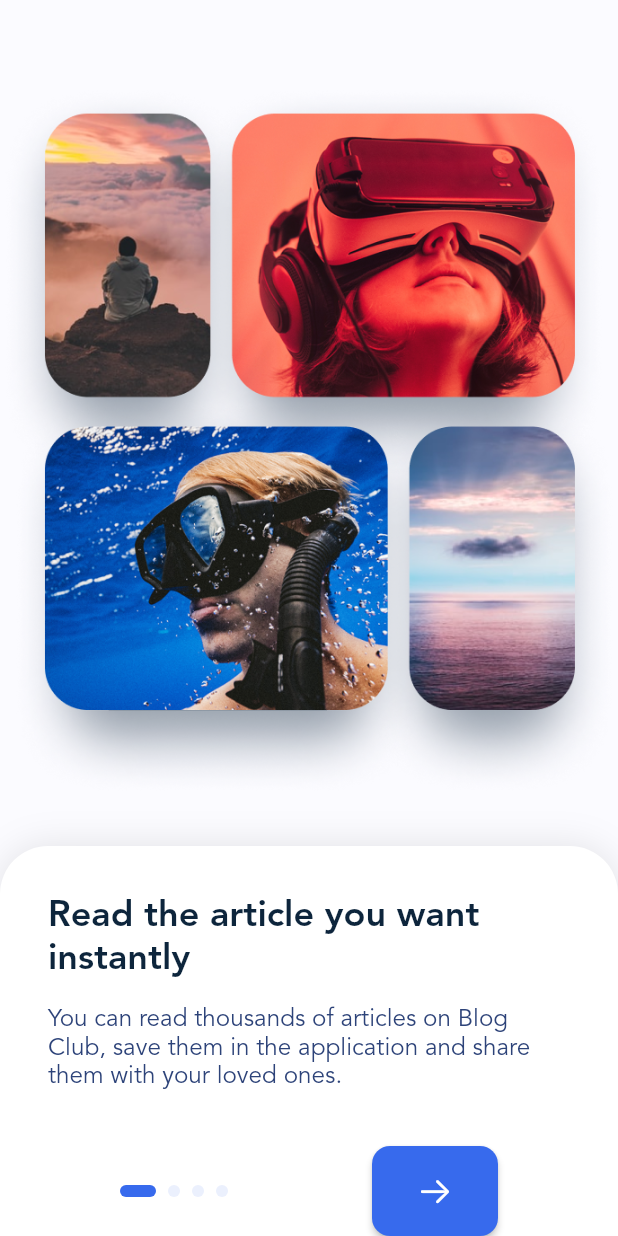
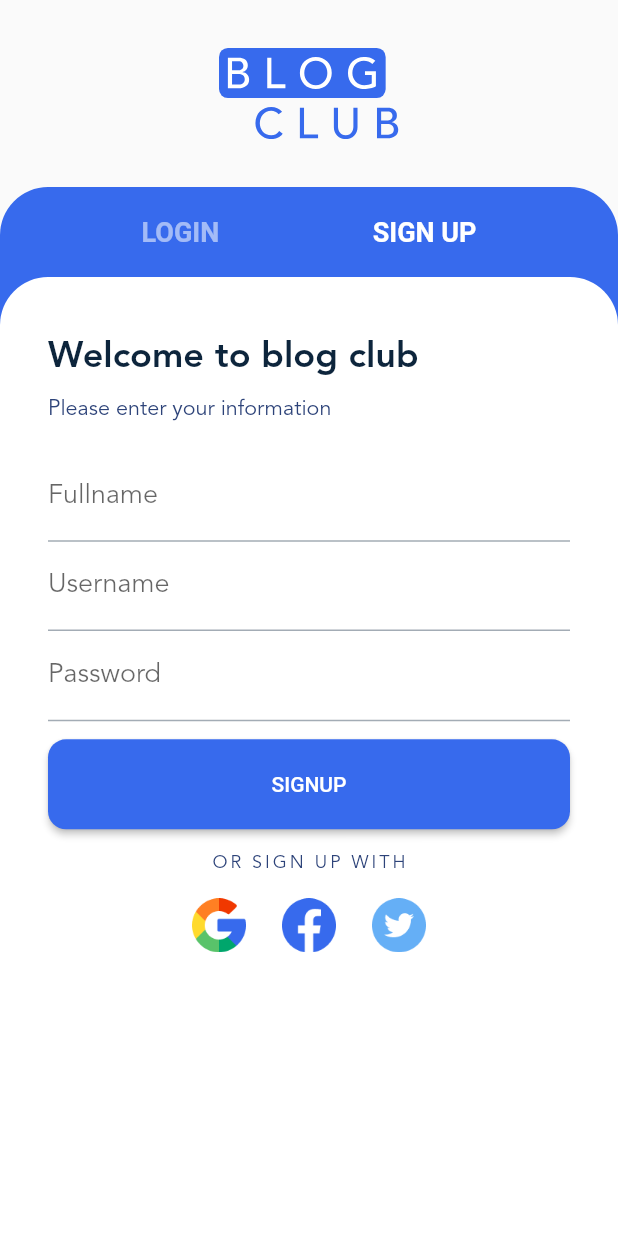
Before and after one commit to AtaMeydani/blog-club, a Flutter app: the screen it shows after launch, on a phone screen of 412 x 824 dp. Run offline on Flutter 3.47's test engine with Material 2 defaults, Android fonts, the phone set to English and light mode, and no system bars; drawn by our look-alikes of smooth_page_indicator; our stand-ins replace carousel_slider, dotted_border, flutter_svg.

Commit message:
Implement AuthScreen

```diff
--- /dev/null
+++ b/lib/auth_screen.dart
@@ -0,0 +1,313 @@
+import 'package:blog_club/gen/assets.gen.dart';
+import 'package:flutter/material.dart';
+
+enum _Tab {
+  login,
+  signup,
+}
+
+class AuthScreen extends StatefulWidget {
+  const AuthScreen({super.key});
+
+  @override
+  State<AuthScreen> createState() => _AuthScreenState();
+}
+
+class _AuthScreenState extends State<AuthScreen> {
+  _Tab currentTab = _Tab.signup;
+
+  @override
+  Widget build(BuildContext context) {
+    final ThemeData themeData = Theme.of(context);
+    final tabTextStyle = TextStyle(
+      color: themeData.colorScheme.onPrimary,
+      fontSize: 18,
+      fontWeight: FontWeight.bold,
+    );
+    return Scaffold(
+      body: SafeArea(
+        child: Column(
+          children: [
+            Padding(
+              padding: const EdgeInsets.symmetric(vertical: 32),
+              child: Assets.img.icons.logo.svg(width: 120),
+            ),
+            Expanded(
+              child: Container(
+                decoration: BoxDecoration(
+                  borderRadius: const BorderRadius.only(
+                    topLeft: Radius.circular(32),
+                    topRight: Radius.circular(32),
+                  ),
+                  color: themeData.colorScheme.primary,
+                ),
+                child: Column(
+                  children: [
+                    SizedBox(
+                      height: 60,
+                      child: Row(
+                        mainAxisAlignment: MainAxisAlignment.spaceEvenly,
+                        children: [
+                          TextButton(
+                            onPressed: () {
+                              setState(() {
+                                currentTab = _Tab.login;
+                              });
+                            },
+                            child: Text(
+                              'LOGIN',
+                              style: tabTextStyle.apply(
+                                color: currentTab == _Tab.login ? Colors.white : Colors.white54,
+                              ),
+                            ),
+                          ),
+                          TextButton(
+                            onPressed: () {
+                              setState(() {
+                                currentTab = _Tab.signup;
+                              });
+                            },
+                            child: Text(
+                              'SIGN UP',
+                              style: tabTextStyle.apply(
+                                color: currentTab == _Tab.signup ? Colors.white : Colors.white54,
+                              ),
+                            ),
+                          ),
+                        ],
+                      ),
+                    ),
+                    Expanded(
+                      child: Container(
+                        decoration: BoxDecoration(
+                          color: themeData.colorScheme.surface,
+                          borderRadius: const BorderRadius.only(
+                            topLeft: Radius.circular(32),
+                            topRight: Radius.circular(32),
+                          ),
+                        ),
+                        child: SingleChildScrollView(
+                          child: Padding(
+                            padding: const EdgeInsets.all(32),
+                            child:
+                                currentTab == _Tab.login ? _Login(themeData: themeData) : _SignUp(themeData: themeData),
+                          ),
+                        ),
+                      ),
+                    ),
+                  ],
+                ),
+              ),
+            ),
+          ],
+        ),
+      ),
+    );
+  }
+}
+
+class _Login extends StatelessWidget {
+  const _Login({
+    required this.themeData,
+  });
+
+  final ThemeData themeData;
+
+  @override
+  Widget build(BuildContext context) {
+    return Column(crossAxisAlignment: CrossAxisAlignment.center, children: [
+      Align(
+        alignment: Alignment.centerLeft,
+        heightFactor: 1.5,
+        child: Text(
+          'Welcome back',
+          style: themeData.textTheme.headlineMedium,
+        ),
+      ),
+      Align(
+        alignment: Alignment.centerLeft,
+        heightFactor: 1.5,
+        child: Text(
+          'Sign in with your account',
+          style: themeData.textTheme.titleMedium!.apply(fontSizeFactor: .8),
+        ),
+      ),
+      const SizedBox(
+        height: 16,
+      ),
+      const TextField(
+        decoration: InputDecoration(
+          label: Text('Username'),
+        ),
+      ),
+      const _PasswordTextField(),
+      const SizedBox(
+        height: 12,
+      ),
+      ElevatedButton(
+        onPressed: () {},
+        style: ButtonStyle(
+            minimumSize: MaterialStatePropertyAll(
+              Size(MediaQuery.of(context).size.width, 60),
+            ),
+            shape:
+                MaterialStatePropertyAll(RoundedRectangleBorder(borderRadius: BorderRadiusDirectional.circular(12)))),
+        child: const Text('LOGIN'),
+      ),
+      Row(
+        mainAxisAlignment: MainAxisAlignment.center,
+        children: [
+          const Text('Forgot your password?'),
+          const SizedBox(
+            width: 8,
+          ),
+          TextButton(
+            onPressed: () {},
+            child: const Text('Reset here'),
+          )
+        ],
+      ),
+      const Padding(
+        padding: EdgeInsets.symmetric(vertical: 16),
+        child: Text(
+          'OR SIGN IN WITH',
+          style: TextStyle(letterSpacing: 2),
+        ),
+      ),
+      const _OAuth()
+    ]);
+  }
+}
+
+class _SignUp extends StatelessWidget {
+  const _SignUp({
+    required this.themeData,
+  });
+
+  final ThemeData themeData;
+
+  @override
+  Widget build(BuildContext context) {
+    return Column(crossAxisAlignment: CrossAxisAlignment.center, children: [
+      Align(
+        alignment: Alignment.centerLeft,
+        heightFactor: 1.5,
+        child: Text(
+          'Welcome to blog club',
+          style: themeData.textTheme.headlineMedium,
+        ),
+      ),
+      Align(
+        alignment: Alignment.centerLeft,
+        heightFactor: 1.5,
+        child: Text(
+          'Please enter your information',
+          style: themeData.textTheme.titleMedium!.apply(fontSizeFactor: .8),
+        ),
+      ),
+      const SizedBox(
+        height: 16,
+      ),
+      const TextField(
+        decoration: InputDecoration(
+          label: Text('Fullname'),
+        ),
+      ),
+      const TextField(
+        decoration: InputDecoration(
+          label: Text('Username'),
+        ),
+      ),
+      const _PasswordTextField(),
+      const SizedBox(
+        height: 12,
+      ),
+      ElevatedButton(
+        onPressed: () {},
+        style: ButtonStyle(
+            minimumSize: MaterialStatePropertyAll(
+              Size(MediaQuery.of(context).size.width, 60),
+            ),
+            shape:
+                MaterialStatePropertyAll(RoundedRectangleBorder(borderRadius: BorderRadiusDirectional.circular(12)))),
+        child: const Text('SIGNUP'),
+      ),
+      const Padding(
+        padding: EdgeInsets.symmetric(vertical: 16),
+        child: Text(
+          'OR SIGN UP WITH',
+          style: TextStyle(letterSpacing: 2),
+        ),
+      ),
+      const _OAuth()
+    ]);
+  }
+}
+
+class _PasswordTextField extends StatefulWidget {
+  const _PasswordTextField();
+
+  @override
+  State<_PasswordTextField> createState() => _PasswordTextFieldState();
+}
+
+class _PasswordTextFieldState extends State<_PasswordTextField> {
+  bool obscureText = true;
+
+  @override
+  Widget build(BuildContext context) {
+    return TextField(
+      obscureText: obscureText,
+      enableSuggestions: false,
+      autocorrect: false,
+      decoration: InputDecoration(
+        label: const Text('Password'),
+        suffix: InkWell(
+          onTap: () {
+            setState(() {
+              obscureText = !obscureText;
+            });
+          },
+          child: Text(
+            obscureText ? 'Show' : 'Hide',
+            style: TextStyle(
+              fontSize: 14,
+              color: Theme.of(context).colorScheme.primary,
+            ),
+          ),
+        ),
+      ),
+    );
+  }
+}
+
+class _OAuth extends StatelessWidget {
+  const _OAuth();
+
+  @override
+  Widget build(BuildContext context) {
+    return Row(
+      mainAxisAlignment: MainAxisAlignment.center,
+      children: [
+        Assets.img.icons.google.image(
+          width: 36,
+          height: 36,
+        ),
+        const SizedBox(
+          width: 24,
+        ),
+        Assets.img.icons.facebook.image(
+          width: 36,
+          height: 36,
+        ),
+        const SizedBox(
+          width: 24,
+        ),
+        Assets.img.icons.twitter.image(
+          width: 36,
+          height: 36,
+        ),
+      ],
+    );
+  }
+}
--- a/lib/main.dart
+++ b/lib/main.dart
@@ -1,3 +1,4 @@
+import 'package:blog_club/auth_screen.dart';
 import 'package:blog_club/gen/assets.gen.dart';
 import 'package:blog_club/gen/fonts.gen.dart';
 import 'package:blog_club/onboarding_screen.dart';
@@ -38,7 +39,8 @@ class MainApp extends StatelessWidget {
       //     ),
       //   ],
       // ),
-      home: const OnboardingScreen(),
+      // home: const OnboardingScreen(),
+      home: const AuthScreen(),
       theme: ThemeData(
         colorScheme: const ColorScheme.light(
           primary: primaryColor,
```
